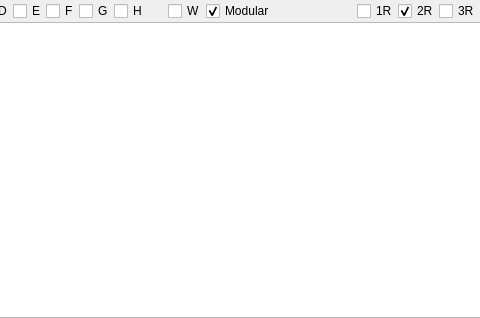
Before: the Qt Designer form Qt/qt4_mixer_widget.ui in kmatheussen/radium, drawn with Qt 5; both pictures show x 151 to 631 and y 0 to 318 of the 1049 by 318 pixel window.
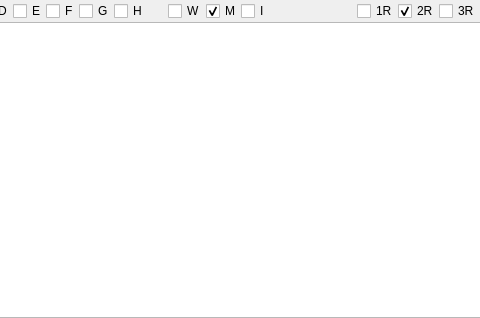
After: the same form once the commit is applied.

Commit message: Mixer: Add an I checkbox to switch between putting the instrument widget in the bottom of the mixer, or in the bottom of the main window.

What changed in the file:
```diff
--- a/Qt/qt4_mixer_widget.ui
+++ b/Qt/qt4_mixer_widget.ui
@@ -13,7 +13,7 @@
   <property name="windowTitle">
    <string>Form</string>
   </property>
-  <layout class="QVBoxLayout" name="verticalLayout" stretch="0,0">
+  <layout class="QVBoxLayout" name="verticalLayout" stretch="0,1">
    <property name="spacing">
     <number>0</number>
    </property>
@@ -168,13 +168,20 @@
      <item>
       <widget class="QCheckBox" name="show_modular">
        <property name="text">
-        <string>Modular</string>
+        <string>M</string>
        </property>
        <property name="checked">
         <bool>true</bool>
        </property>
       </widget>
      </item>
+     <item>
+      <widget class="QCheckBox" name="include_instrument_widget">
+       <property name="text">
+        <string>I</string>
+       </property>
+      </widget>
+     </item>
      <item>
       <spacer name="horizontalSpacer">
        <property name="orientation">
```
The commit also changes 7 other files.
